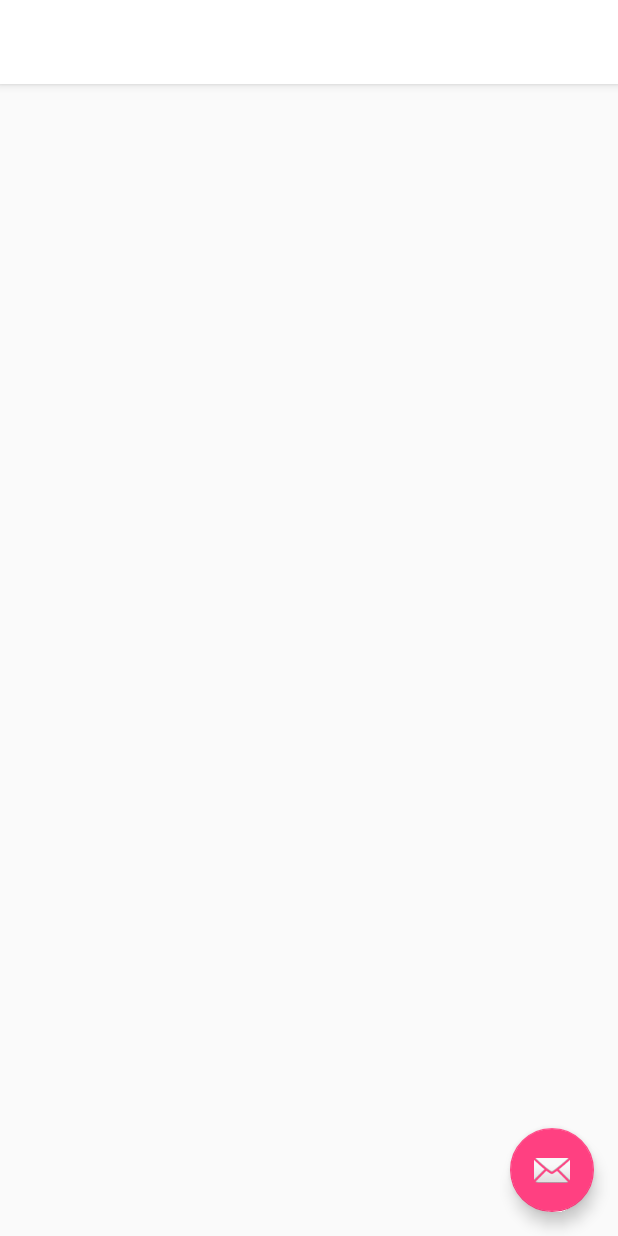
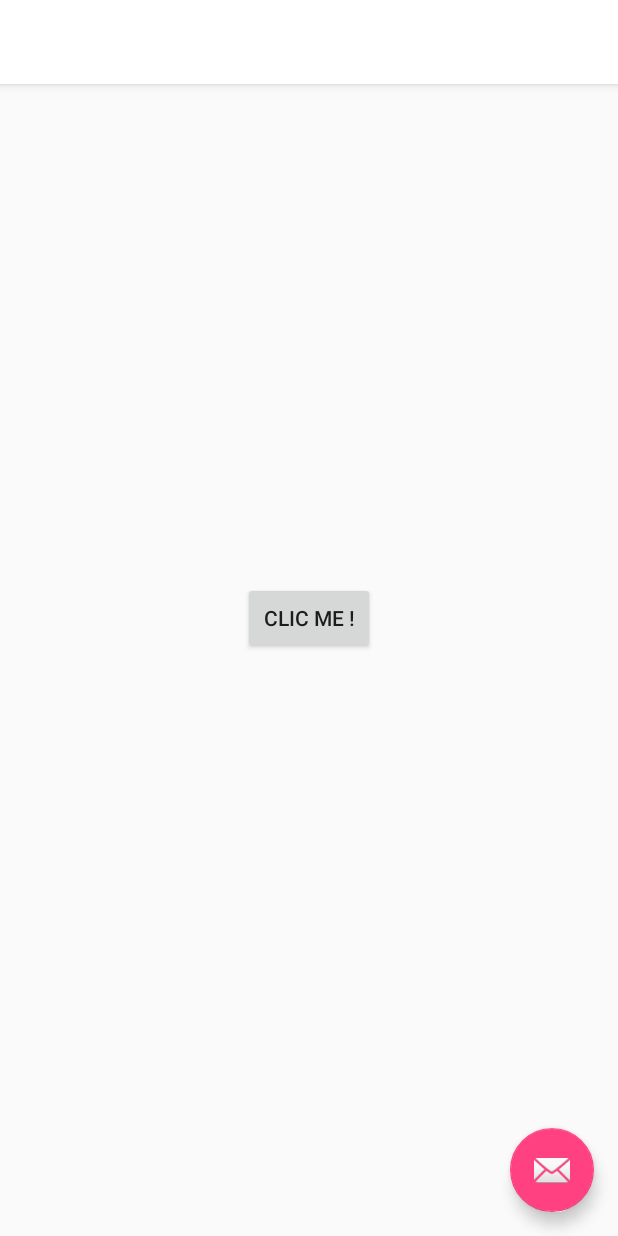
Before and after one commit to crgarridos/jfra-maps, an Android app: the screen it shows after launch (MainActivity), on a phone screen of 412 x 824 dp. Run offline under Robolectric (Android 15) with nearby library versions, the phone set to English and light mode, and no system bars; our stand-ins replace Dagger/Hilt's generated code, RxJava, Timber; libraries missing offline, so code that uses them is left out: com.crashlytics.android, io.fabric.sdk; 2 statements that could not run were skipped.

Commit message:
Martes por la noche con jfri

```diff
--- a/app/src/main/kotlin/com/tochange/memento_maps/base/BasePresenter.kt
+++ b/app/src/main/kotlin/com/tochange/memento_maps/base/BasePresenter.kt
@@ -16,4 +16,6 @@ abstract class BasePresenter<V: IBaseView>{
         this.view = null
     }
 
+
+    abstract fun onDestroy()
 }
--- a/app/src/main/kotlin/com/tochange/memento_maps/entity/User.kt
+++ b/app/src/main/kotlin/com/tochange/memento_maps/entity/User.kt
@@ -3,4 +3,4 @@ package com.tochange.memento_maps.entity
 /**
  * Created by cristiangarrido on 30/05/2017.
  */
-data class User(val username: String, val country: String)
+data class User(val username: String, val country: String, val photos : List<String> = listOf())
--- a/app/src/main/kotlin/com/tochange/memento_maps/main/IMainView.kt
+++ b/app/src/main/kotlin/com/tochange/memento_maps/main/IMainView.kt
@@ -5,5 +5,5 @@ import com.tochange.memento_maps.entity.User
 
 interface IMainView : IBaseView{
     fun showUsers(users: List<User>)
-    fun showErrorRetrivingUsers()
+    fun showErrorRetrivingUsers(error: Throwable)
 }
--- a/app/src/main/kotlin/com/tochange/memento_maps/main/MainActivity.kt
+++ b/app/src/main/kotlin/com/tochange/memento_maps/main/MainActivity.kt
@@ -7,28 +7,37 @@ import android.widget.Toast
 import com.tochange.memento_maps.MementoApp
 import com.tochange.memento_maps.R
 import com.tochange.memento_maps.entity.User
+import com.tochange.memento_maps.utils.loadUrl
+import kotlinx.android.synthetic.main.activity_main.*
 import javax.inject.Inject
 
 class MainActivity : AppCompatActivity(), IMainView {
 
-    @Inject
-    lateinit var presenter : MainPresenter
+//    @Inject
+//    lateinit var presenter : MainPresenter
+
+    var presenter = MainPresenter()
+
 
     override fun onCreate(savedInstanceState: Bundle?) {
         super.onCreate(savedInstanceState)
         setContentView(R.layout.activity_main)
-        DaggerMainComponent.builder()
-                .appComponent(MementoApp.component)
-                .mainModule(MainModule(this))
-                .build()
-                .inject(this)
+//        DaggerMainComponent.builder()
+//                .appComponent(MementoApp.component)
+//                .mainModule(MainModule(this))
+//                .build()
+//                .inject(this)
+
+        vBtnGetUser.setOnClickListener { presenter.loadUserList() }
     }
 
     override fun showUsers(users: List<User>) {
         toast(users.toString())
+        vBtnGetUser.text = users.toString()
+        vImage.loadUrl(users.first().photos.first())
     }
 
-    override fun showErrorRetrivingUsers() {
+    override fun showErrorRetrivingUsers(error: Throwable) {
         toast("La wea triste! :c")
     }
 
@@ -36,7 +45,6 @@ class MainActivity : AppCompatActivity(), IMainView {
         super.onStart()
         @Suppress("UNCHECKED_CAST")
         presenter.bind(this)
-        presenter.loadUserList()
     }
 
     override fun onStop() {
--- a/app/src/main/res/layout/activity_main.xml
+++ b/app/src/main/res/layout/activity_main.xml
@@ -6,7 +6,29 @@
     android:id="@+id/rootView"
     android:layout_height="match_parent"
     android:fitsSystemWindows="true"
-    tools:context="com.tochange.memento_maps.MainActivity">
+    tools:context="com.tochange.memento_maps.main.MainActivity">
+
+    <Button
+        android:text="@string/main_click_me"
+        android:layout_gravity="center"
+        android:id="@+id/vBtnGetUser"
+        android:layout_width="wrap_content"
+        android:layout_height="wrap_content" />
+
+    <ImageView
+        android:id="@+id/vImage"
+        android:layout_marginTop="?actionBarSize"
+        android:layout_width="match_parent"
+        android:layout_height="wrap_content" />
+
+
+    <android.support.design.widget.FloatingActionButton
+        android:id="@+id/fab"
+        android:layout_width="wrap_content"
+        android:layout_height="wrap_content"
+        android:layout_gravity="bottom|end"
+        android:layout_margin="@dimen/fab_margin"
+        android:src="@android:drawable/ic_dialog_email" />
 
     <android.support.design.widget.AppBarLayout
         android:layout_width="match_parent"
@@ -22,13 +44,4 @@
 
     </android.support.design.widget.AppBarLayout>
 
-
-    <android.support.design.widget.FloatingActionButton
-        android:id="@+id/fab"
-        android:layout_width="wrap_content"
-        android:layout_height="wrap_content"
-        android:layout_gravity="bottom|end"
-        android:layout_margin="@dimen/fab_margin"
-        android:src="@android:drawable/ic_dialog_email" />
-
 </android.support.design.widget.CoordinatorLayout>
--- a/app/src/main/res/values/strings.xml
+++ b/app/src/main/res/values/strings.xml
@@ -6,4 +6,5 @@
     <string name="menu_exit">Çıkış</string>
     <string name="drawer_open">Open</string>
     <string name="drawer_close">Close</string>
+    <string name="main_click_me">Clic me !</string>
 </resources>
```
Also changed, not shown: app/src/main/AndroidManifest.xml (+6 -3 lines), app/src/main/kotlin/com/tochange/memento_maps/main/MainPresenter.kt (+26 -6 lines), app/src/main/kotlin/com/tochange/memento_maps/map/MapsActivity.kt (+3 -8 lines), app/src/main/kotlin/com/tochange/memento_maps/utils/ImageView.kt (added, +11 -0 lines), app/src/main/res/layout/activity_maps.xml (+2 -9 lines), 1 other file.
